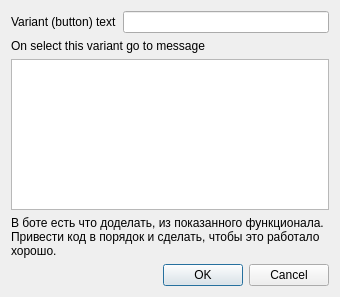
Above: desktop_constructor_app/constructor_app/widgets/bot_editor/variant_editor_dialog.ui from cuttlesystems/simplegram before the change. Below: the same form after it.
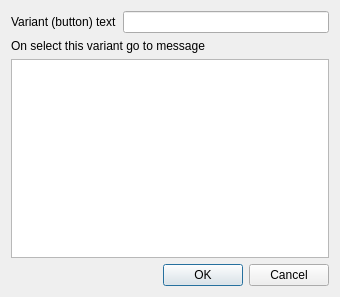
That is the form after the change.

Commit message: Привожу в порядок формочки.

```diff
--- a/desktop_constructor_app/constructor_app/widgets/bot_editor/variant_editor_dialog.ui
+++ b/desktop_constructor_app/constructor_app/widgets/bot_editor/variant_editor_dialog.ui
@@ -42,16 +42,6 @@
      </item>
     </layout>
    </item>
-   <item>
-    <widget class="QLabel" name="label_3">
-     <property name="text">
-      <string>В боте есть что доделать, из показанного функционала. Привести код в порядок и сделать, чтобы это работало хорошо.</string>
-     </property>
-     <property name="wordWrap">
-      <bool>true</bool>
-     </property>
-    </widget>
-   </item>
    <item>
     <widget class="QDialogButtonBox" name="buttonBox">
      <property name="orientation">
```
